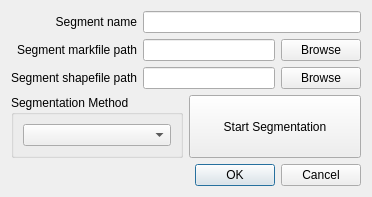
First picture: the form in dialognewsegmentation.ui, repository chenguanzhou/CDTStudio, before the edit.
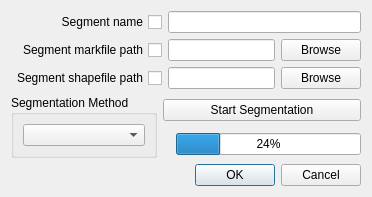
Second picture: the form after the edit.

Diff of the .ui file:
```diff
--- a/dialognewsegmentation.ui
+++ b/dialognewsegmentation.ui
@@ -14,18 +14,37 @@
    <string>Create a new segmentation</string>
   </property>
   <layout class="QGridLayout" name="gridLayout_2">
-   <item row="0" column="0" colspan="2">
+   <item row="1" column="1" colspan="2">
+    <widget class="QPushButton" name="pushButtonStart">
+     <property name="text">
+      <string>Start Segmentation</string>
+     </property>
+    </widget>
+   </item>
+   <item row="1" column="0" rowspan="2">
+    <widget class="QGroupBox" name="groupBox">
+     <property name="title">
+      <string>Segmentation Method</string>
+     </property>
+     <layout class="QGridLayout" name="gridLayoutGroup">
+      <item row="0" column="0" colspan="2">
+       <widget class="QComboBox" name="comboBox"/>
+      </item>
+     </layout>
+    </widget>
+   </item>
+   <item row="5" column="0" colspan="3">
+    <widget class="QDialogButtonBox" name="buttonBox">
+     <property name="orientation">
+      <enum>Qt::Horizontal</enum>
+     </property>
+     <property name="standardButtons">
+      <set>QDialogButtonBox::Cancel|QDialogButtonBox::Ok</set>
+     </property>
+    </widget>
+   </item>
+   <item row="0" column="0" colspan="3">
     <layout class="QGridLayout" name="gridLayout">
-     <item row="0" column="0">
-      <widget class="QLabel" name="label">
-       <property name="text">
-        <string>Segment name</string>
-       </property>
-       <property name="alignment">
-        <set>Qt::AlignRight|Qt::AlignTrailing|Qt::AlignVCenter</set>
-       </property>
-      </widget>
-     </item>
      <item row="2" column="2">
       <widget class="QPushButton" name="pushButtonBrowseshapefilePath">
        <property name="text">
@@ -49,60 +68,58 @@
      <item row="0" column="1" colspan="2">
       <widget class="QLineEdit" name="lineEditName"/>
      </item>
-     <item row="2" column="0">
-      <widget class="QLabel" name="label_3">
-       <property name="text">
-        <string>Segment shapefile path</string>
-       </property>
-       <property name="alignment">
-        <set>Qt::AlignRight|Qt::AlignTrailing|Qt::AlignVCenter</set>
-       </property>
-      </widget>
-     </item>
      <item row="1" column="0">
-      <widget class="QLabel" name="label_2">
+      <widget class="QCheckBox" name="checkBoxMarkfilePath">
+       <property name="layoutDirection">
+        <enum>Qt::RightToLeft</enum>
+       </property>
        <property name="text">
         <string>Segment markfile path</string>
        </property>
-       <property name="alignment">
-        <set>Qt::AlignRight|Qt::AlignTrailing|Qt::AlignVCenter</set>
+       <property name="checkable">
+        <bool>false</bool>
+       </property>
+      </widget>
+     </item>
+     <item row="2" column="0">
+      <widget class="QCheckBox" name="checkBoxShapefilePath">
+       <property name="layoutDirection">
+        <enum>Qt::RightToLeft</enum>
+       </property>
+       <property name="text">
+        <string>Segment shapefile path</string>
+       </property>
+       <property name="checkable">
+        <bool>false</bool>
+       </property>
+      </widget>
+     </item>
+     <item row="0" column="0">
+      <widget class="QCheckBox" name="checkBoxSegmentName">
+       <property name="layoutDirection">
+        <enum>Qt::RightToLeft</enum>
+       </property>
+       <property name="text">
+        <string>Segment name</string>
+       </property>
+       <property name="checkable">
+        <bool>false</bool>
        </property>
       </widget>
      </item>
     </layout>
    </item>
-   <item row="1" column="0">
-    <widget class="QGroupBox" name="groupBox">
-     <property name="title">
-      <string>Segmentation Method</string>
+   <item row="2" column="2">
+    <widget class="QProgressBar" name="progressBar">
+     <property name="value">
+      <number>24</number>
      </property>
-     <layout class="QGridLayout" name="gridLayoutGroup">
-      <item row="0" column="0" colspan="2">
-       <widget class="QComboBox" name="comboBox"/>
-      </item>
-     </layout>
     </widget>
    </item>
-   <item row="1" column="1">
-    <widget class="QPushButton" name="pushButtonStart">
-     <property name="sizePolicy">
-      <sizepolicy hsizetype="Minimum" vsizetype="Minimum">
-       <horstretch>0</horstretch>
-       <verstretch>0</verstretch>
-      </sizepolicy>
-     </property>
+   <item row="2" column="1">
+    <widget class="QLabel" name="labelProgressMessage">
      <property name="text">
-      <string>Start Segmentation</string>
-     </property>
-    </widget>
-   </item>
-   <item row="2" column="0" colspan="2">
-    <widget class="QDialogButtonBox" name="buttonBox">
-     <property name="orientation">
-      <enum>Qt::Horizontal</enum>
-     </property>
-     <property name="standardButtons">
-      <set>QDialogButtonBox::Cancel|QDialogButtonBox::Ok</set>
+      <string/>
      </property>
     </widget>
    </item>
```
